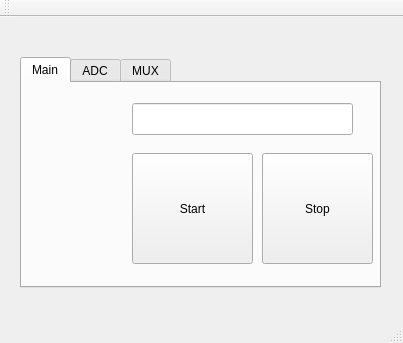
First picture: the form in ui/mainwindow.ui, repository joelcjohnson/MusicScoringApparatus, before the edit.
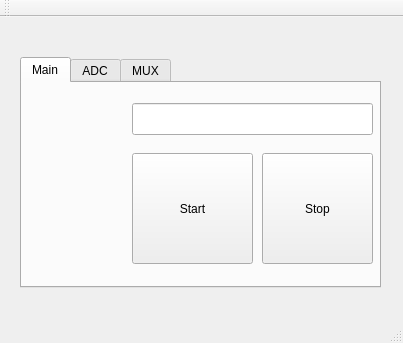
Second picture: the form after the edit.

Commit message: Temporary usability for START and STOP (not working as of yet).

Diff of the .ui file:
```diff
--- a/ui/mainwindow.ui
+++ b/ui/mainwindow.ui
@@ -54,7 +54,7 @@
        <rect>
         <x>110</x>
         <y>20</y>
-        <width>221</width>
+        <width>241</width>
         <height>32</height>
        </rect>
       </property>
```
The commit also changes 2 other files.
